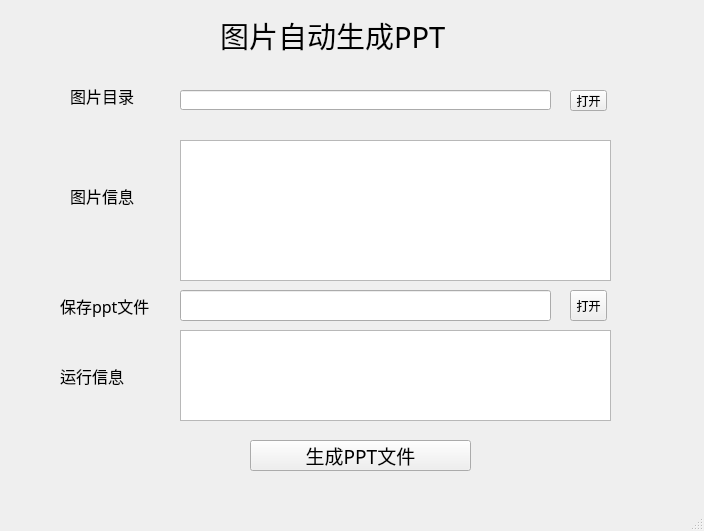
This is cza_pic_ppt_ui.ui in jeb0813/Screenshoter as Qt 5 draws it before an edit. The edited form follows.
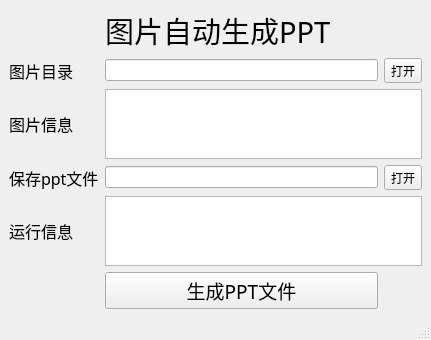
This is the edited form.

Patch:
```diff
--- a/cza_pic_ppt_ui.ui
+++ b/cza_pic_ppt_ui.ui
@@ -6,23 +6,17 @@
    <rect>
     <x>0</x>
     <y>0</y>
-    <width>704</width>
-    <height>531</height>
+    <width>431</width>
+    <height>314</height>
    </rect>
   </property>
   <property name="windowTitle">
    <string>图片自动生成PPT文件v1.0  by CZA  20211010</string>
   </property>
   <widget class="QWidget" name="centralwidget">
+   <layout class="QGridLayout" name="gridLayout">
+    <item row="0" column="1">
    <widget class="QLabel" name="label">
-    <property name="geometry">
-     <rect>
-      <x>220</x>
-      <y>20</y>
-      <width>231</width>
-      <height>31</height>
-     </rect>
-    </property>
     <property name="font">
      <font>
       <family>仿宋</family>
@@ -33,15 +27,9 @@
      <string>图片自动生成PPT</string>
     </property>
    </widget>
+    </item>
+    <item row="1" column="0">
    <widget class="QLabel" name="label_2">
-    <property name="geometry">
-     <rect>
-      <x>70</x>
-      <y>80</y>
-      <width>71</width>
-      <height>31</height>
-     </rect>
-    </property>
     <property name="font">
      <font>
       <family>仿宋</family>
@@ -52,48 +40,19 @@
      <string>图片目录</string>
     </property>
    </widget>
-   <widget class="QLineEdit" name="lineEdit">
-    <property name="geometry">
-     <rect>
-      <x>180</x>
-      <y>90</y>
-      <width>371</width>
-      <height>20</height>
-     </rect>
-    </property>
-   </widget>
+    </item>
+    <item row="1" column="1">
+     <widget class="QLineEdit" name="lineEdit"/>
+    </item>
+    <item row="1" column="2">
    <widget class="QToolButton" name="toolButton">
-    <property name="geometry">
-     <rect>
-      <x>570</x>
-      <y>90</y>
-      <width>37</width>
-      <height>21</height>
-     </rect>
-    </property>
     <property name="text">
      <string>打开</string>
     </property>
    </widget>
-   <widget class="QTextEdit" name="textEdit">
-    <property name="geometry">
-     <rect>
-      <x>180</x>
-      <y>140</y>
-      <width>431</width>
-      <height>141</height>
-     </rect>
-    </property>
-   </widget>
+    </item>
+    <item row="2" column="0">
    <widget class="QLabel" name="label_3">
-    <property name="geometry">
-     <rect>
-      <x>70</x>
-      <y>180</y>
-      <width>71</width>
-      <height>31</height>
-     </rect>
-    </property>
     <property name="font">
      <font>
       <family>仿宋</family>
@@ -104,15 +63,12 @@
      <string>图片信息</string>
     </property>
    </widget>
+    </item>
+    <item row="2" column="1" colspan="2">
+     <widget class="QTextEdit" name="textEdit"/>
+    </item>
+    <item row="3" column="0">
    <widget class="QLabel" name="label_4">
-    <property name="geometry">
-     <rect>
-      <x>60</x>
-      <y>290</y>
-      <width>91</width>
-      <height>31</height>
-     </rect>
-    </property>
     <property name="font">
      <font>
       <family>仿宋</family>
@@ -123,38 +79,35 @@
      <string>保存ppt文件</string>
     </property>
    </widget>
-   <widget class="QLineEdit" name="lineEdit_2">
-    <property name="geometry">
-     <rect>
-      <x>180</x>
-      <y>290</y>
-      <width>371</width>
-      <height>31</height>
-     </rect>
-    </property>
-   </widget>
+    </item>
+    <item row="3" column="1">
+     <widget class="QLineEdit" name="lineEdit_2"/>
+    </item>
+    <item row="3" column="2">
    <widget class="QToolButton" name="toolButton_2">
-    <property name="geometry">
-     <rect>
-      <x>570</x>
-      <y>290</y>
-      <width>37</width>
-      <height>31</height>
-     </rect>
-    </property>
     <property name="text">
      <string>打开</string>
     </property>
    </widget>
+    </item>
+    <item row="4" column="0">
+     <widget class="QLabel" name="label_5">
+      <property name="font">
+       <font>
+        <family>仿宋</family>
+        <pointsize>12</pointsize>
+       </font>
+      </property>
+      <property name="text">
+       <string>运行信息</string>
+      </property>
+     </widget>
+    </item>
+    <item row="4" column="1" colspan="2">
+     <widget class="QTextEdit" name="textEdit_2"/>
+    </item>
+    <item row="5" column="1">
    <widget class="QPushButton" name="pushButton">
-    <property name="geometry">
-     <rect>
-      <x>250</x>
-      <y>440</y>
-      <width>221</width>
-      <height>31</height>
-     </rect>
-    </property>
     <property name="font">
      <font>
       <family>仿宋</family>
@@ -165,35 +118,8 @@
      <string>生成PPT文件</string>
     </property>
    </widget>
-   <widget class="QTextEdit" name="textEdit_2">
-    <property name="geometry">
-     <rect>
-      <x>180</x>
-      <y>330</y>
-      <width>431</width>
-      <height>91</height>
-     </rect>
-    </property>
-   </widget>
-   <widget class="QLabel" name="label_5">
-    <property name="geometry">
-     <rect>
-      <x>60</x>
-      <y>360</y>
-      <width>91</width>
-      <height>31</height>
-     </rect>
-    </property>
-    <property name="font">
-     <font>
-      <family>仿宋</family>
-      <pointsize>12</pointsize>
-     </font>
-    </property>
-    <property name="text">
-     <string>运行信息</string>
-    </property>
-   </widget>
+    </item>
+   </layout>
   </widget>
   <widget class="QMenuBar" name="menubar">
    <property name="geometry">
```
Left out of the diff: 4 changed lines with no effect on the pictures. Lines whose indentation alone changed are shown as unchanged.
